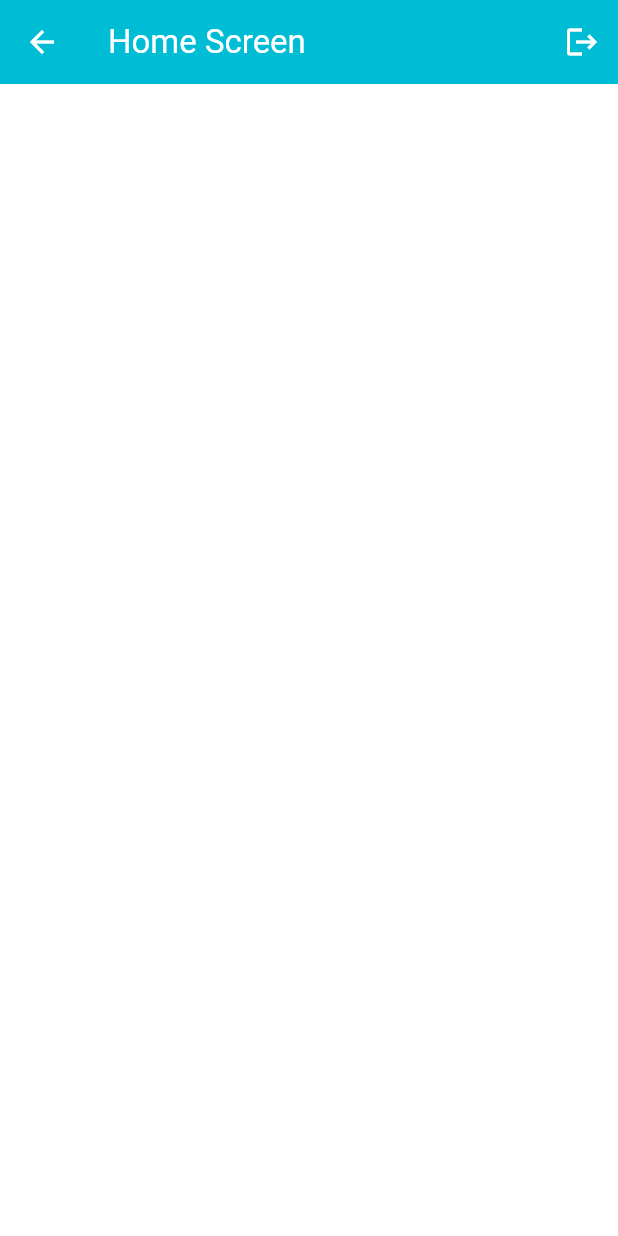
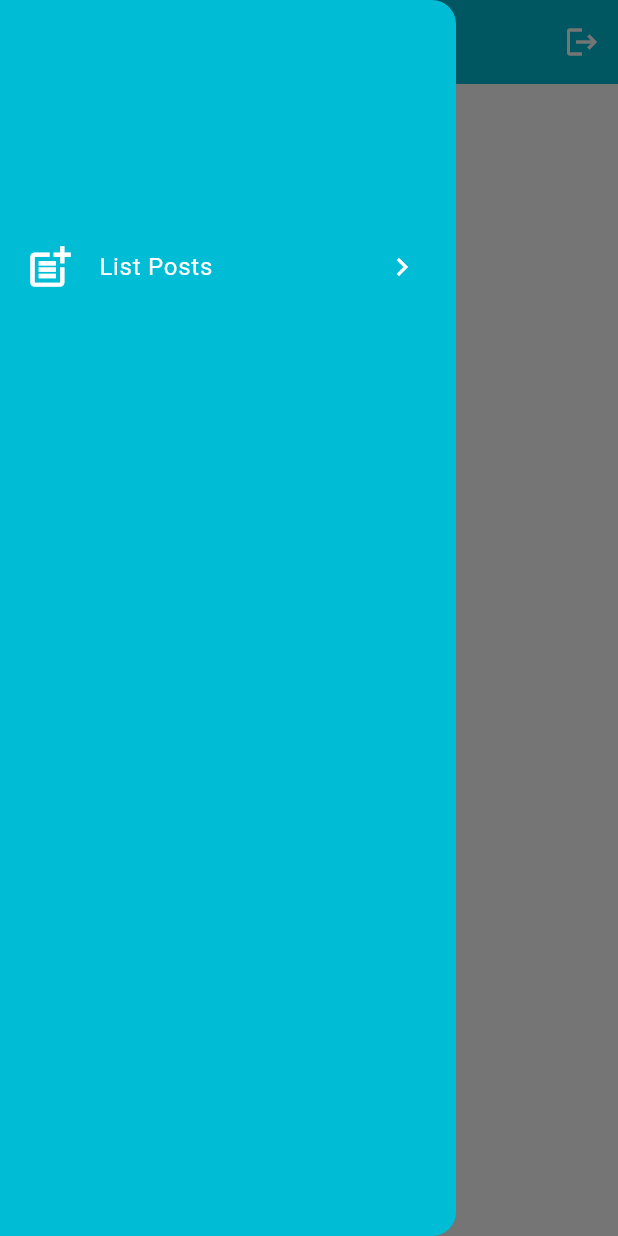
Before and after one commit to limsokeng24-gif/my_flutter_getx_design_pattern, a Flutter app: the HomeView screen opened by its route, with the side drawer open (before the commit the screen has no drawer), on a phone screen of 412 x 824 dp. Run offline on Flutter 3.47's test engine with Material 3 defaults, Android fonts, the light colour scheme and no system bars; our stand-ins replace get, get_storage; accounts and stored records are empty.

Commit message:
feat: complete refresh

```diff
--- a/lib/app/cores/network/api_network_service_impl.dart
+++ b/lib/app/cores/network/api_network_service_impl.dart
@@ -103,9 +103,9 @@ class ApiNetworkServiceImpl extends ApiNetworkService {
       if (await refreshToken() == true) {
         headers["Authorization"] = "Bearer ${AccessToken.getToken()}";
         //Call To api
-        var retryresponse = await httpClient.post(url, headers: headers);
+        var retryResponse = await httpClient.post(url, headers: headers);
         if(response.statusCode == 200){
-          responseBody = retryresponse.body;
+          responseBody = retryResponse.body;
         }
       }
     }
--- a/lib/app/moduls/home/home_view.dart
+++ b/lib/app/moduls/home/home_view.dart
@@ -7,33 +7,54 @@ class HomeView extends GetView<HomeController> {
 
   @override
   Widget build(BuildContext context) {
-    return Obx((){
+    return Obx(() {
       return Scaffold(
+        drawer: Drawer(
+          backgroundColor: Colors.cyan,
+          child: Column(
+            mainAxisAlignment: MainAxisAlignment.start,
+            children: [
+              Container(width: double.infinity, height: 150),
+              Column(
+                children: [
+                  ListTile(
+                    onTap: (){
+                      Get.toNamed("/posts");
+                    },
+                    leading: Icon(
+                      Icons.post_add,
+                      color: Colors.white,
+                      size: 34,
+                    ),
+                    title: Text(
+                      "List Posts",
+                      style: TextStyle(color: Colors.white),
+                    ),
+                    trailing: Icon(Icons.navigate_next, color: Colors.white),
+                  ),
+                ],
+              ),
+            ],
+          ),
+        ),
         backgroundColor: Colors.white,
         appBar: AppBar(
-          iconTheme: IconThemeData(
-              color: Colors.white
-          ),
+          iconTheme: IconThemeData(color: Colors.white),
           backgroundColor: Colors.cyan,
-          title: Text("Home Screen", style: TextStyle(color: Colors.white),
-          ),
+          title: Text("Home Screen", style: TextStyle(color: Colors.white)),
           actions: [
-
-            IconButton(onPressed: (){
-              controller.onLogout();
-            }, icon: Icon(Icons.logout))
+            IconButton(
+              onPressed: () {
+                controller.onLogout();
+              },
+              icon: Icon(Icons.logout),
+            ),
           ],
         ),
-        body:
-        controller.loading.value == false? Text(""):
-        Center(
-          child: CircularProgressIndicator(
-            color: Colors.cyan,
-          ),
-        )
-        ,
+        body: controller.loading.value == false
+            ? Text("")
+            : Center(child: CircularProgressIndicator(color: Colors.cyan)),
       );
     });
   }
-
 }
--- /dev/null
+++ b/lib/app/moduls/post/post_binding.dart
@@ -0,0 +1,11 @@
+import 'package:get/get.dart';
+import 'package:my_flutter_getx_design_pattern/app/moduls/post/post_controller.dart';
+
+class PostBinding extends Bindings {
+  @override
+  void dependencies() {
+    // TODO: implement dependencies
+    Get.lazyPut(() => PostController());
+  }
+
+}
--- /dev/null
+++ b/lib/app/moduls/post/post_controller.dart
@@ -0,0 +1,5 @@
+import 'package:get/get.dart';
+
+class PostController extends GetxController {
+
+}
--- /dev/null
+++ b/lib/app/moduls/post/repository/post_repository.dart
@@ -0,0 +1,3 @@
+class PostRepository {
+
+}
```
Also changed, not shown: lib/app/moduls/post/post_view.dart (added, +20 -0 lines), lib/main.dart (+8 -0 lines), lib/app/moduls/post/repository/post_repository_impl.dart (added).
